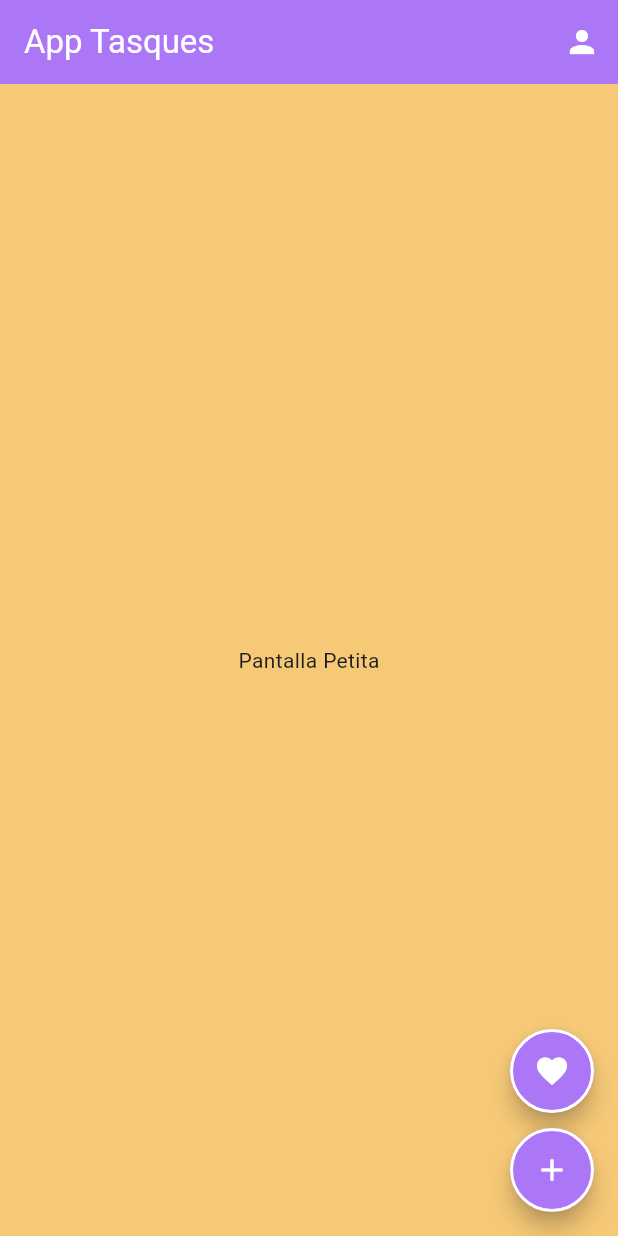
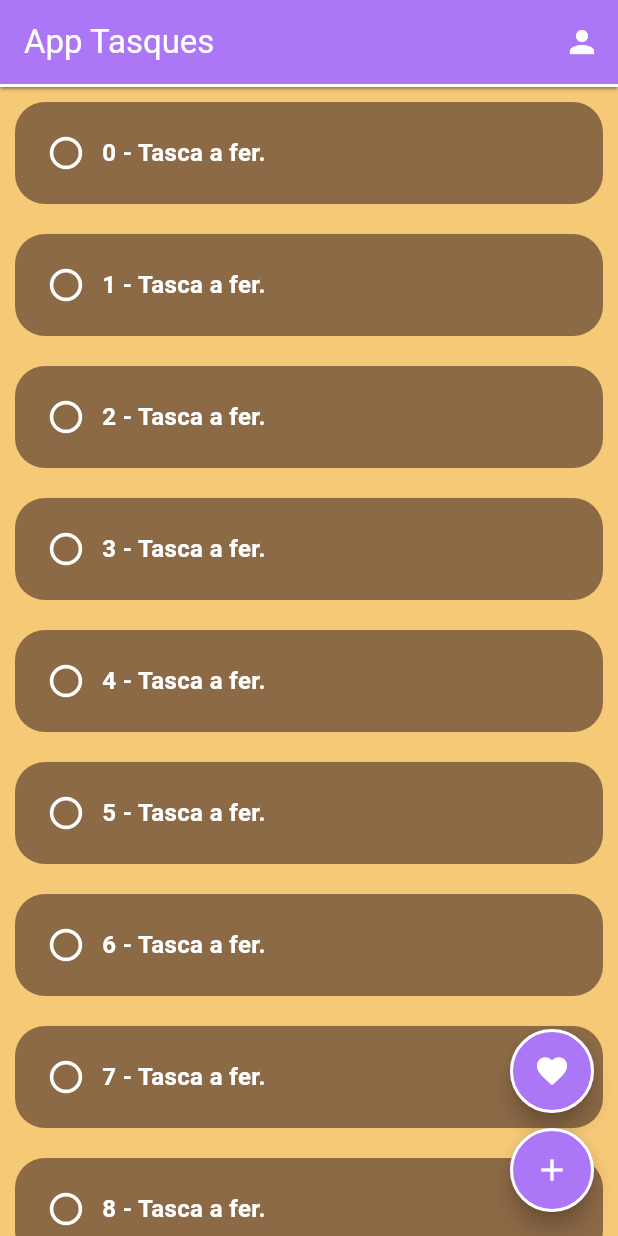
Before and after one commit to CER-ArnauRP/app_tasques_classe_2526, a Flutter app: the screen it shows after launch, on a phone screen of 412 x 824 dp. Run offline on Flutter 3.47's test engine with Material 3 defaults, Android fonts, the phone set to English and light mode, and no system bars.

Commit message:
Item Tasca

```diff
--- a/lib/colors_app.dart
+++ b/lib/colors_app.dart
@@ -9,5 +9,9 @@
   static Color colorSecundari = const Color.fromRGBO(172, 119, 246, 1);
   static Color colorSecundariAccent = const Color.fromRGBO(129, 27, 255, 1);
 
+  static Color colorTerciari = const Color.fromARGB(255, 141, 106, 70);
+
   static Color colorBlanc = const Color.fromARGB(255, 255, 255, 255);
+
+  static Color colorRosa = Colors.pink;
 }
--- /dev/null
+++ b/lib/components/item_tasca.dart
@@ -0,0 +1,86 @@
+import 'package:app_tasques_classe_2526/colors_app.dart';
+import 'package:flutter/material.dart';
+
+class ItemTasca extends StatefulWidget {
+
+  final bool valorInicialCheckbox;
+  final String valorText;
+
+  const ItemTasca({
+    super.key,
+    this.valorInicialCheckbox = false,
+    this.valorText = "",
+  });
+
+  @override
+  State<ItemTasca> createState() => _ItemTascaState();
+}
+
+class _ItemTascaState extends State<ItemTasca> {
+
+  late bool valorCheckbox;
+  // late: per quan volem declarar una variable, però encara no sabem el valor.
+
+  @override
+  void initState() {
+
+    super.initState();
+
+    valorCheckbox = widget.valorInicialCheckbox;
+    // "widget." ho posem per accedir a les variables de la primera classe del StatefulWidget.
+  }
+
+  @override
+  Widget build(BuildContext context) {
+
+    return Container(
+
+      margin: const EdgeInsets.all(10),
+
+      padding: const EdgeInsets.all(10),
+
+      decoration: BoxDecoration(
+        color: ColorsApp.colorTerciari,
+        borderRadius: BorderRadius.circular(20),
+      ),
+
+      child: Row(
+        children: [
+
+          // Checkbox.
+          Transform.scale(
+            scale: 1.2,
+            child: Checkbox(
+              side: BorderSide(
+                color: ColorsApp.colorBlanc,
+                width: 2,
+              ),
+              shape: CircleBorder(),
+              value: valorCheckbox,
+              checkColor: ColorsApp.colorRosa,
+              activeColor: ColorsApp.colorBlanc,
+              hoverColor: ColorsApp.colorPrimariAccent,
+              onChanged: (valor){
+                setState(() {
+                  valorCheckbox = valor ?? false;
+                  // ??: si val null, posa-li el valor false.
+                });
+              },
+            ),
+          ),
+
+          // Text.
+          Text(
+            widget.valorText + " - Tasca a fer.",
+
+            style: TextStyle(
+              color: ColorsApp.colorBlanc,
+              fontSize: 16,
+              fontWeight: FontWeight.bold,
+            ),
+          ),
+        ],
+      ),
+    );
+  }
+}
--- a/lib/pagines/pagina_principal/pagina_principal_petita.dart
+++ b/lib/pagines/pagina_principal/pagina_principal_petita.dart
@@ -1,4 +1,5 @@
 import 'package:app_tasques_classe_2526/colors_app.dart';
+import 'package:app_tasques_classe_2526/components/item_tasca.dart';
 import 'package:flutter/material.dart';
 
 class PaginaPrincipalPetita extends StatelessWidget {
@@ -27,7 +28,31 @@
         ],
       ),
 
-      body: Center(child: Text("Pantalla Petita")),
+      body: Column(
+        children: [
+          Container(
+            width: double.infinity,
+            height: 2,
+            decoration: BoxDecoration(
+              color: ColorsApp.colorBlanc,
+              boxShadow: [
+                BoxShadow(
+                  blurRadius: 2,
+                ),
+              ],
+            ),
+          ),
+
+          Expanded(
+            child: ListView.builder(
+              itemCount: 30,
+              itemBuilder: (context, index) {
+                return ItemTasca(valorText: index.toString(),);
+              },
+            ),
+          ),
+        ],
+      ),
 
       floatingActionButton: Column(
         mainAxisAlignment: MainAxisAlignment.end,
```
